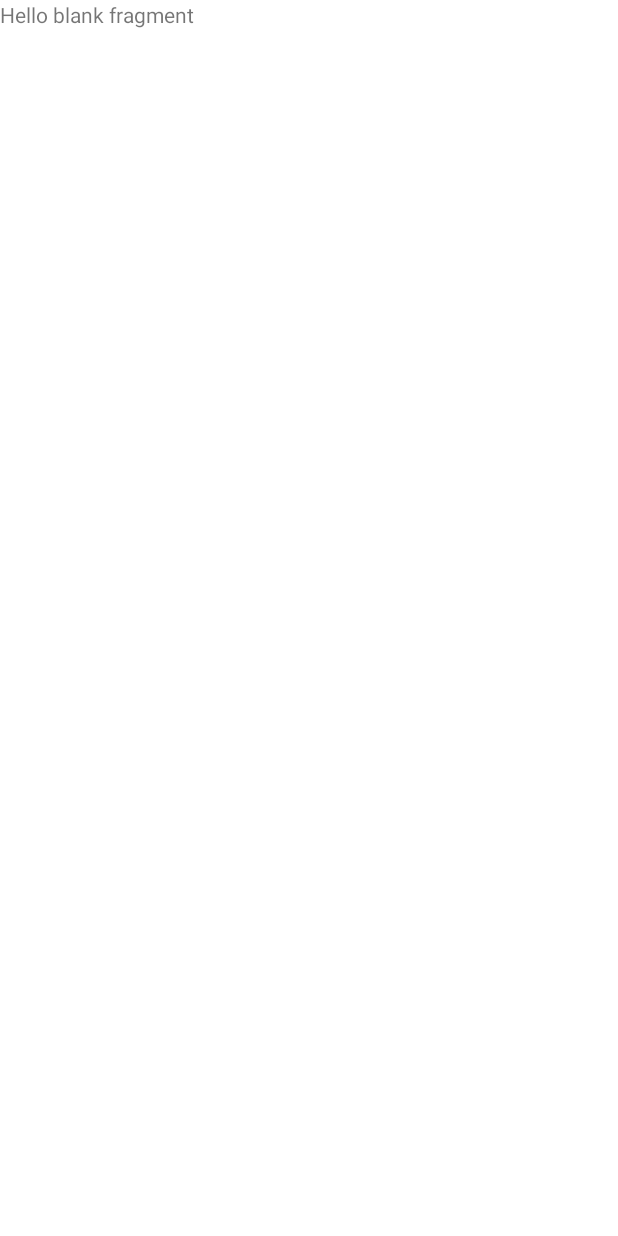
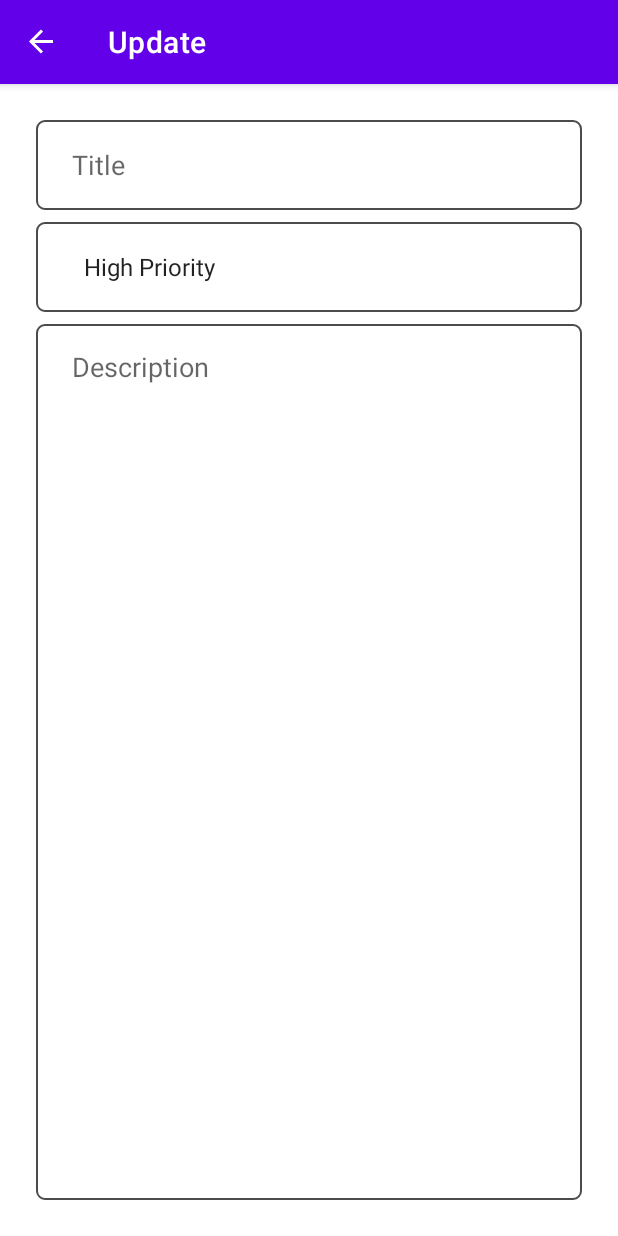
Before and after one commit to lvhung14/Todo-App, an Android app built with Jetpack Compose: the UpdateFragment screen opened through its navigation route, on a phone screen of 412 x 824 dp. Before the commit the screen is almost empty. Run offline under Robolectric (Android 15) with nearby library versions, the phone set to English and light mode, and no system bars; our stand-ins replace navigation-ui; 5 statements that could not run were skipped.

Commit message:
feat: Configure navigation and update UI for fragments
This commit introduces navigation between fragments and updates the UI for the Add, Update, and List screens.

- **Navigation & MainActivity:**
    - Configures `setupActionBarWithNavController` in `MainActivity` to enable ActionBar support for navigation.
    - Implements `onSupportNavigateUp` for handling back navigation.
    - Removes initial Jetpack Compose setup from `MainActivity`.
    - Updates fragment labels in `my_nav.xml` to be more descriptive ("Add", "Update", "ToDo List").

- **Fragment UI & Interaction:**
    - Updates `fragment_add.xml` and `fragment_update.xml` with `EditText` for title and description, and a `Spinner` for priorities.
    - Adds navigation from the `ListFragment`'s FloatingActionButton to `AddFragment`.
    - Implements placeholder navigation from the `RecyclerView` in `ListFragment` to `UpdateFragment`.
    - Enables view binding in `build.gradle.kts` and uses it in `ListFragment`.

- **Theming & Styling:**
    - Changes the app theme to `Theme.MaterialComponents.DayNight.DarkActionBar`.
    - Defines primary, dark, and accent colors in `colors.xml`.
    - Adds new string resources for titles, descriptions, and priorities.
    - Adds a `custom_input.xml` drawable for styling input fields.

```diff
--- a/app/build.gradle.kts
+++ b/app/build.gradle.kts
@@ -36,6 +36,7 @@ android {
     }
     buildFeatures {
         compose = true
+        viewBinding = true
     }
 }
 
--- /dev/null
+++ b/app/src/main/res/drawable/custom_input.xml
@@ -0,0 +1,18 @@
+<?xml version="1.0" encoding="utf-8"?>
+<selector xmlns:android="http://schemas.android.com/apk/res/android">
+    <item android:state_enabled="true" android:state_focused="true">
+        <shape android:shape="rectangle">
+            <solid android:color="@color/white"/>
+            <stroke android:width="1dp" android:color="@color/colorPrimary"/>
+            <corners android:radius="5dp"/>
+        </shape>
+    </item>
+
+    <item android:state_enabled="true">
+        <shape android:shape="rectangle">
+            <solid android:color="@color/white"/>
+            <stroke android:width="1dp" android:color="@color/darkGray"/>
+            <corners android:radius="5dp"/>
+        </shape>
+    </item>
+</selector>
--- a/app/src/main/res/layout/fragment_list.xml
+++ b/app/src/main/res/layout/fragment_list.xml
@@ -3,7 +3,9 @@
     xmlns:app="http://schemas.android.com/apk/res-auto"
     xmlns:tools="http://schemas.android.com/tools"
     android:layout_width="match_parent"
-    android:layout_height="match_parent">
+    android:layout_height="match_parent"
+    android:id="@+id/listLayout"
+    tools:context=".fragments.list.ListFragment">
 
 
     <androidx.recyclerview.widget.RecyclerView
--- a/app/src/main/res/layout/fragment_update.xml
+++ b/app/src/main/res/layout/fragment_update.xml
@@ -1,14 +1,58 @@
 <?xml version="1.0" encoding="utf-8"?>
-<FrameLayout xmlns:android="http://schemas.android.com/apk/res/android"
+<androidx.constraintlayout.widget.ConstraintLayout xmlns:android="http://schemas.android.com/apk/res/android"
+    xmlns:app="http://schemas.android.com/apk/res-auto"
     xmlns:tools="http://schemas.android.com/tools"
     android:layout_width="match_parent"
     android:layout_height="match_parent"
-    tools:context=".updateFragment">
+    android:padding="24dp"
+    tools:context=".fragments.update.UpdateFragment">
 
-    <!-- TODO: Update blank fragment layout -->
-    <TextView
-        android:layout_width="match_parent"
-        android:layout_height="match_parent"
-        android:text="@string/hello_blank_fragment" />
 
-</FrameLayout>
+    <EditText
+        android:id="@+id/current_title_et"
+        android:layout_width="0dp"
+        android:layout_height="60dp"
+        android:background="@drawable/custom_input"
+        android:ems="10"
+        android:hint="@string/title"
+        android:inputType="text"
+        android:paddingStart="24dp"
+        android:paddingEnd="24dp"
+        app:layout_constraintEnd_toEndOf="parent"
+        app:layout_constraintStart_toStartOf="parent"
+        app:layout_constraintTop_toTopOf="parent" />
+
+    <Spinner
+        android:id="@+id/current_priorities_spinner"
+        android:layout_width="0dp"
+        android:layout_height="60dp"
+        android:layout_marginTop="8dp"
+        android:background="@drawable/custom_input"
+        android:entries="@array/priorities"
+        android:paddingStart="24dp"
+        android:paddingEnd="24dp"
+        app:layout_constraintEnd_toEndOf="parent"
+        app:layout_constraintHorizontal_bias="0.5"
+        app:layout_constraintStart_toStartOf="parent"
+        app:layout_constraintTop_toBottomOf="@+id/current_title_et" />
+
+    <EditText
+        android:id="@+id/current_description_et"
+        android:layout_width="0dp"
+        android:layout_height="0dp"
+        android:layout_marginTop="8dp"
+        android:background="@drawable/custom_input"
+        android:ems="10"
+        android:gravity="top|start"
+        android:hint="@string/description"
+        android:inputType="textMultiLine"
+        android:paddingStart="24dp"
+        android:paddingTop="16dp"
+        android:paddingEnd="24dp"
+        app:layout_constraintBottom_toBottomOf="parent"
+        app:layout_constraintEnd_toEndOf="parent"
+        app:layout_constraintHorizontal_bias="0.5"
+        app:layout_constraintStart_toStartOf="parent"
+        app:layout_constraintTop_toBottomOf="@+id/current_priorities_spinner" />
+
+</androidx.constraintlayout.widget.ConstraintLayout>
--- a/app/src/main/res/navigation/my_nav.xml
+++ b/app/src/main/res/navigation/my_nav.xml
@@ -8,7 +8,7 @@
     <fragment
         android:id="@+id/addFragment"
         android:name="com.lvhun9.todo_app.fragments.add.AddFragment"
-        android:label="fragment_add"
+        android:label="Add"
         tools:layout="@layout/fragment_add" >
         <action
             android:id="@+id/action_addFragment_to_listFragment"
@@ -17,7 +17,7 @@
     <fragment
         android:id="@+id/updateFragment"
         android:name="com.lvhun9.todo_app.fragments.update.UpdateFragment"
-        android:label="fragment_update"
+        android:label="Update"
         tools:layout="@layout/fragment_update" >
         <action
             android:id="@+id/action_updateFragment_to_listFragment"
@@ -26,7 +26,7 @@
     <fragment
         android:id="@+id/listFragment"
         android:name="com.lvhun9.todo_app.fragments.list.ListFragment"
-        android:label="fragment_list"
+        android:label="ToDo List"
         tools:layout="@layout/fragment_list" >
         <action
             android:id="@+id/action_listFragment_to_updateFragment"
--- a/app/src/main/res/values/colors.xml
+++ b/app/src/main/res/values/colors.xml
@@ -1,10 +1,13 @@
 <?xml version="1.0" encoding="utf-8"?>
 <resources>
-    <color name="purple_200">#FFBB86FC</color>
-    <color name="purple_500">#FF6200EE</color>
-    <color name="purple_700">#FF3700B3</color>
-    <color name="teal_200">#FF03DAC5</color>
-    <color name="teal_700">#FF018786</color>
-    <color name="black">#FF000000</color>
-    <color name="white">#FFFFFFFF</color>
+    <color name="colorPrimary">#6200EA</color>
+    <color name="colorPrimaryDark">#5502C8</color>
+    <color name="colorAccent">#9D46FF</color>
+
+    <color name="white">#FFFFFF</color>
+    <color name="lightGray">#E6E6E6</color>
+    <color name="darkGray">#4B4B4B</color>
+    <color name="red">#FF4646</color>
+    <color name="yellow">#FFC114</color>
+    <color name="green">#00C980</color>
 </resources>
--- a/app/src/main/res/values/strings.xml
+++ b/app/src/main/res/values/strings.xml
@@ -2,4 +2,11 @@
     <string name="app_name">Todo-App</string>
     <!-- TODO: Remove or change this placeholder text -->
     <string name="hello_blank_fragment">Hello blank fragment</string>
+    <string name="title">Title</string>
+    <string name="description">Description</string>
+    <string-array name="priorities">
+        <item>High Priority</item>
+        <item>Medium Priority</item>
+        <item>Low Priority</item>
+    </string-array>
 </resources>
--- a/app/src/main/res/values/themes.xml
+++ b/app/src/main/res/values/themes.xml
@@ -1,5 +1,11 @@
 <?xml version="1.0" encoding="utf-8"?>
 <resources>
 
-    <style name="Theme.TodoApp" parent="Theme.MaterialComponents.DayNight.NoActionBar" />
+    <style name="Theme.TodoApp" parent="Theme.MaterialComponents.DayNight.DarkActionBar">
+        <!-- Customize your theme here. -->
+        <item name="colorPrimary">@color/colorPrimary</item>
+        <item name="colorPrimaryDark">@color/colorPrimaryDark</item>
+        <item name="colorAccent">@color/colorAccent</item>
+    </style>
+
 </resources>
```
Also changed, not shown: app/src/main/java/com/lvhun9/todo_app/MainActivity.kt (+13 -21 lines), app/src/main/java/com/lvhun9/todo_app/fragments/list/ListFragment.kt (+15 -1 lines), app/src/main/res/layout/fragment_add.xml (+51 -8 lines), app/src/main/res/layout/main_activity.xml (line endings or trailing spaces).
